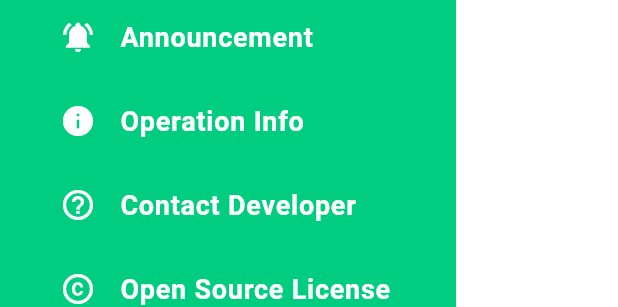
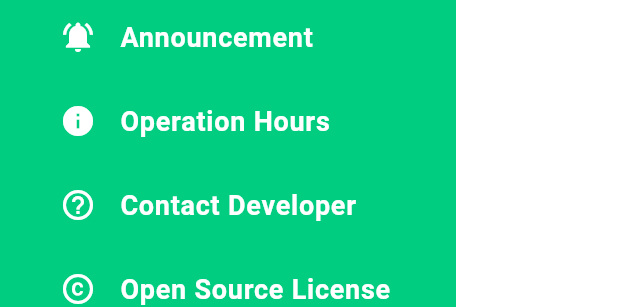
Before and after one commit to HeXA-UNIST/meal_client, a Flutter app: the _HomePageDrawer widget shown alone on an empty page, opened directly, on a phone screen of 412 x 824 dp. Shown: the part 320-627 px from the top of the screen. Run offline on Flutter 3.47's test engine with Material 3 defaults, Android fonts, the phone set to English and light mode, and no system bars; our stand-ins replace flutter_svg, shared_preferences; accounts and stored records are empty; network calls fail; Roboto replaces fonts that are missing (Pretendard); project files that could hold a hidden picture were left out.

Commit message:
operationinfocontent

```diff
--- a/lib/pages/home.dart
+++ b/lib/pages/home.dart
@@ -134,7 +134,7 @@ class _HomePageDrawer extends StatelessWidget {
           ),
           _DrawerItem(
             icon: Icons.info,
-            title: string.operationinfo.getLocalizedString(language),
+            title: string.operationhours.getLocalizedString(language),
             onTap: () {
               Navigator.of(context).pop();
               showDialog(
@@ -142,10 +142,11 @@ class _HomePageDrawer extends StatelessWidget {
                 barrierDismissible: false,
                 builder: (BuildContext context) {
                   return _Announcement(
-                    //TODO: get Operation Info from bapu
                     close: "close",
-                    title: "Operation Info",
-                    content: "Operation Info Content",
+                    title: string.operationhours.getLocalizedString(language),
+                    content: string.operationhourscontent.getLocalizedString(
+                      language,
+                    ),
                   );
                 },
               );
--- a/lib/string.dart
+++ b/lib/string.dart
@@ -5,7 +5,10 @@ const title = MultiLanguageString(eng: "BapU", kor: "밥먹어U");
 const close = MultiLanguageString(eng: "Close", kor: "닫기");
 
 const announcement = MultiLanguageString(eng: "Announcement", kor: "공지사항");
-const operationinfo = MultiLanguageString(eng: "Operation Info", kor: "운영 정보");
+const operationhours = MultiLanguageString(
+  eng: "Operation Hours",
+  kor: "운영 시간",
+);
 const contactdeveloper = MultiLanguageString(
   eng: "Contact Developer",
   kor: "개발자에게 문의하기",
@@ -88,3 +91,14 @@ String getLocalizedDate(int month, int day, Language lang) {
 
   return date;
 }
+
+const operationhourscontent = MultiLanguageString(
+  eng:
+      "Dormitory\n Breakfast 08:00 ~ 09:20\n Lunch 11:30 ~ 13:30\n Dinner 17:30 ~ 19:00\n\n"
+      "Student\n Lunch 11:00 ~ 13:30\n Dinner 17:00 ~ 19:00\n\n"
+      "Faculty\n Lunch 11:30 ~ 13:30\n Dinner 17:30 ~ 19:30",
+  kor:
+      "기숙사식당\n 아침 08:00 ~ 09:20\n 점심 11:30 ~ 13:30\n 저녁 17:30 ~ 19:00\n\n"
+      "학생식당\n 점심 11:00 ~ 13:30\n 저녁 17:00 ~ 19:00\n\n"
+      "교직원식당\n 점심 11:30 ~ 13:30\n 저녁 17:30 ~ 19:30",
+);
```
Also changed, not shown: pubspec.yaml (+0 -10 lines), assets/fonts/Pretendard-Thin.otf (deleted), 4 other files.
